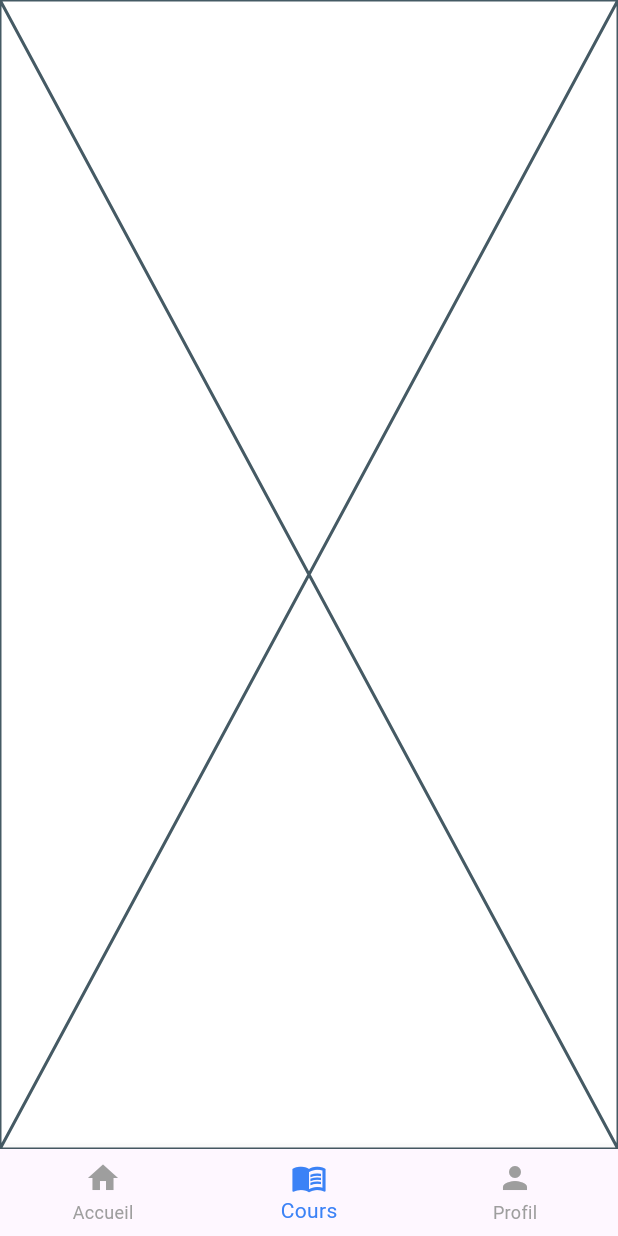
After one commit to mvondojunior/edupasss, a Flutter app: the CustomNavigationAdvisor screen opened directly, item 2 of the bottom bar chosen, on a phone screen of 412 x 824 dp. The commit adds this screen. Run offline on Flutter 3.47's test engine with Material 3 defaults, Android fonts, the phone set to English and light mode, and no system bars; our stand-ins replace cloud_firestore, dio, firebase_auth, firebase_core, google_generative_ai, open_file and 1 more; accounts and stored records are empty.

Commit message:
septieme version

```diff
--- /dev/null
+++ b/lib/components/custom_navigation_advisor.dart
@@ -0,0 +1,40 @@
+import 'package:flutter/material.dart';
+import 'package:edupasss/views/userscreen/advisor/advisor_dashboard.dart';
+import 'package:edupasss/views/userscreen/advisor/courses_manage.dart';
+import 'package:edupasss/views/userscreen/advisor/profile_page.dart';
+
+class CustomNavigationAdvisor extends StatefulWidget {
+  const CustomNavigationAdvisor({super.key});
+
+  @override
+  State<CustomNavigationAdvisor> createState() => _CustomNavigationAdvisorState();
+}
+
+class _CustomNavigationAdvisorState extends State<CustomNavigationAdvisor> {
+  int _currentIndex = 0;
+  final Color blueColor = const Color(0xFF3B82F6);
+
+  final List<Widget> _pages = const [
+    AdvisorDashboard(),
+    coursesmanage(),
+    profilepage(),
+  ];
+
+  @override
+  Widget build(BuildContext context) {
+    return Scaffold(
+      body: _pages[_currentIndex],
+      bottomNavigationBar: BottomNavigationBar(
+        currentIndex: _currentIndex,
+        selectedItemColor: blueColor,
+        unselectedItemColor: Colors.grey,
+        onTap: (index) => setState(() => _currentIndex = index),
+        items: const [
+          BottomNavigationBarItem(icon: Icon(Icons.home), label: "Accueil"),
+          BottomNavigationBarItem(icon: Icon(Icons.menu_book), label: "Cours"),
+          BottomNavigationBarItem(icon: Icon(Icons.person), label: "Profil"),
+        ],
+      ),
+    );
+  }
+}
--- a/lib/main.dart
+++ b/lib/main.dart
@@ -49,7 +49,7 @@ class _MyAppState extends State<MyApp> {
         primarySwatch: Colors.blue,
         scaffoldBackgroundColor: Colors.black,
       ),
-      themeMode: _themeMode, // 🔥 bascule entre clair/sombre
+      themeMode: _themeMode,
 
       initialRoute: '/',
       routes: {
--- a/lib/views/auth/login_page.dart
+++ b/lib/views/auth/login_page.dart
@@ -171,7 +171,7 @@ class _LoginPageState extends State<LoginPage> {
                           style: TextStyle(
                             fontSize: 16,
                             fontWeight: FontWeight.bold,
-                            color: blueColor, // 🔹 lien bleu royal
+                            color: blueColor,
                           ),
                         ),
                       ),
--- /dev/null
+++ b/lib/views/userscreen/advisor/courses_manage.dart
@@ -0,0 +1,16 @@
+import 'package:flutter/material.dart';
+import 'package:flutter/cupertino.dart';
+
+class coursesmanage extends StatefulWidget {
+  const coursesmanage({super.key});
+
+  @override
+  State<coursesmanage> createState() => _coursesmanageState();
+}
+
+class _coursesmanageState extends State<coursesmanage> {
+  @override
+  Widget build(BuildContext context) {
+    return const Placeholder();
+  }
+}
--- a/lib/views/userscreen/student/student_dashboard.dart
+++ b/lib/views/userscreen/student/student_dashboard.dart
@@ -15,7 +15,6 @@ class StudentDashboard extends StatefulWidget {
 }
 
 class _StudentDashboardState extends State<StudentDashboard> {
-  // 🔹 Bleu royal harmonisé
   final Color blueColor = const Color(0xFF365DA8);
 
   int _currentIndex = 0;
```
Also changed, not shown: lib/views/auth/register_page.dart (+4 -4 lines), lib/views/userscreen/advisor/advisor_dashboard.dart (+166 -0 lines), lib/views/userscreen/advisor/profile_page.dart (added, +16 -0 lines).
